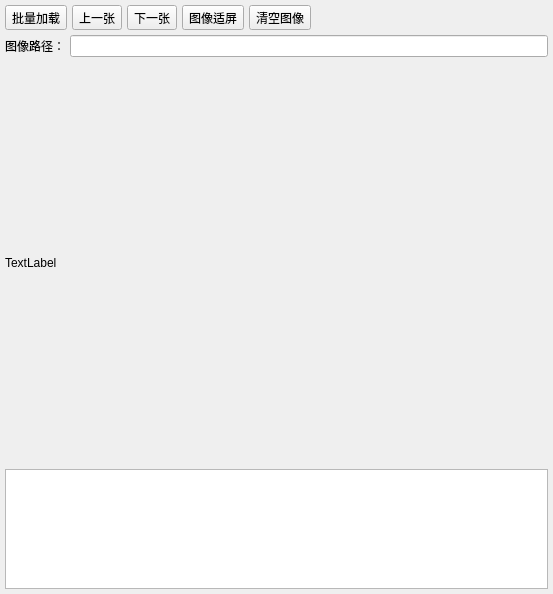
The window that KeepAspectRatio_HalconShow/widget.ui (Alaric-Damion/QtHalcon_LearningRecord) describes before a commit, drawn with Qt 5.
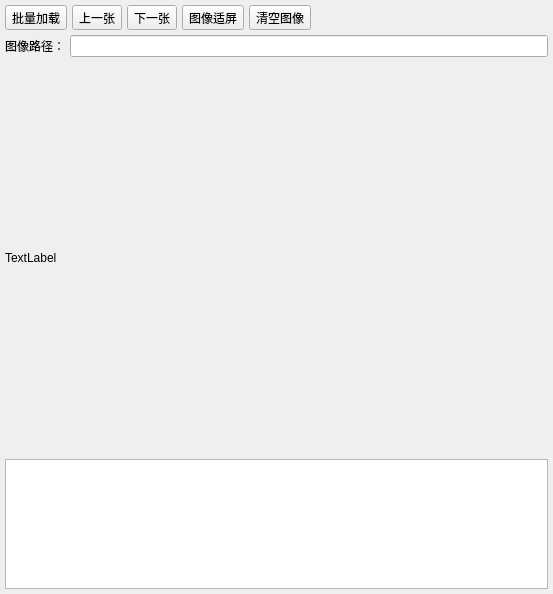
The same window after the commit. Icons and pictures are not drawn.

Commit message: update project KeepAspectRatio_HalconShow

```diff
--- a/KeepAspectRatio_HalconShow/widget.ui
+++ b/KeepAspectRatio_HalconShow/widget.ui
@@ -184,13 +184,13 @@
      <property name="minimumSize">
       <size>
        <width>0</width>
-       <height>120</height>
+       <height>130</height>
       </size>
      </property>
      <property name="maximumSize">
       <size>
        <width>16777215</width>
-       <height>120</height>
+       <height>130</height>
       </size>
      </property>
     </widget>
```
The commit also changes 2 other files.
